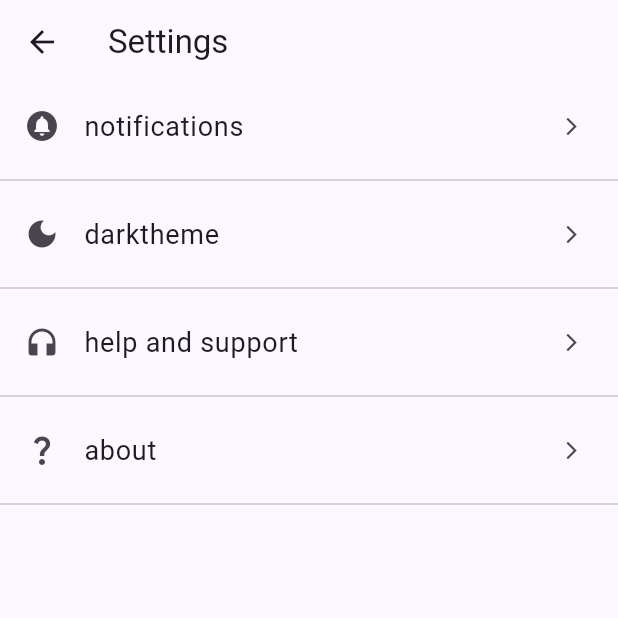
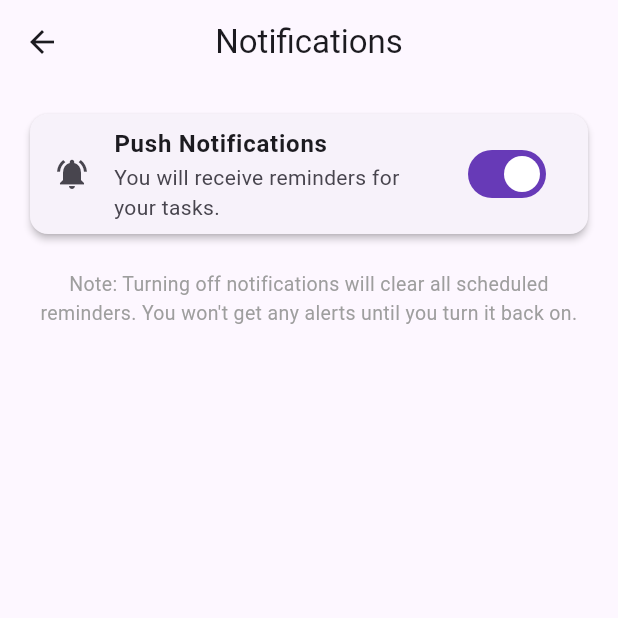
Before and after one commit to abdollahbg/to-do-list, a Flutter app: the SettingsScreen screen opened by its route, after a tap on "notifications", on a phone screen of 412 x 824 dp, the top half of it. Run offline on Flutter 3.47's test engine with Material 3 defaults, Android fonts, the phone set to English and light mode, and no system bars; our stand-ins replace awesome_dialog, fl_chart, flutter_local_notifications, google_fonts, percent_indicator, permission_handler and 2 more; missing offline and left inert: slideable; accounts and stored records are empty.

Commit message:
add tasks notifcation services
add on\off notification services and UI

change icon of application
change label of application

```diff
--- a/lib/Screens/Settings_screen.dart
+++ b/lib/Screens/Settings_screen.dart
@@ -10,7 +10,9 @@ class SettingsScreen extends StatelessWidget {
       SettingsListTile(
         icon: Icons.circle_notifications,
         title: 'notifications',
-        onTap: () {},
+        onTap: () {
+          Navigator.of(context).pushNamed('notification');
+        },
       ),
       SettingsListTile(
         icon: Icons.dark_mode,
--- /dev/null
+++ b/lib/Screens/notification_screen.dart
@@ -0,0 +1,59 @@
+import 'package:flutter/material.dart';
+import 'package:provider/provider.dart';
+import 'package:to_do_list/Providers/notification_provider.dart';
+
+class NotificationScreen extends StatelessWidget {
+  const NotificationScreen({super.key});
+
+  @override
+  Widget build(BuildContext context) {
+    return Scaffold(
+      appBar: AppBar(title: const Text('Notifications'), centerTitle: true),
+      body: Padding(
+        padding: const EdgeInsets.all(16.0),
+        child: Column(
+          children: [
+            Card(
+              elevation: 2,
+              shape: RoundedRectangleBorder(
+                borderRadius: BorderRadius.circular(12),
+              ),
+              child: Consumer<NotificationProvider>(
+                builder: (context, provider, child) {
+                  return ListTile(
+                    leading: Icon(
+                      provider.enabled
+                          ? Icons.notifications_active
+                          : Icons.notifications_off,
+                    ),
+                    title: const Text(
+                      'Push Notifications',
+                      style: TextStyle(fontWeight: FontWeight.bold),
+                    ),
+                    subtitle: Text(
+                      provider.enabled
+                          ? 'You will receive reminders for your tasks.'
+                          : 'Notifications are currently disabled.',
+                    ),
+                    trailing: Switch(
+                      value: provider.enabled,
+                      onChanged: (bool value) {
+                        provider.setEnabled(value);
+                      },
+                    ),
+                  );
+                },
+              ),
+            ),
+            const SizedBox(height: 20),
+            const Text(
+              'Note: Turning off notifications will clear all scheduled reminders. You won\'t get any alerts until you turn it back on.',
+              textAlign: TextAlign.center,
+              style: TextStyle(color: Colors.grey, fontSize: 13),
+            ),
+          ],
+        ),
+      ),
+    );
+  }
+}
--- a/lib/main.dart
+++ b/lib/main.dart
@@ -3,10 +3,12 @@ import 'package:provider/provider.dart';
 import 'package:shared_preferences/shared_preferences.dart';
 import 'package:to_do_list/Providers/TasksProvider.dart';
 import 'package:to_do_list/Providers/ThemeModeProvider.dart';
+import 'package:to_do_list/Providers/notification_provider.dart';
 import 'package:to_do_list/Screens/Darktheme_screen.dart';
 import 'package:to_do_list/Screens/archived_Tasks_screen.dart';
 import 'package:to_do_list/Screens/homePage.dart';
 import 'package:to_do_list/Screens/Settings_screen.dart';
+import 'package:to_do_list/Screens/notification_screen.dart';
 import 'package:to_do_list/Screens/statistics_screen.dart';
 import 'package:to_do_list/services/notification_service.dart';
 
@@ -22,6 +24,7 @@ void main() async {
       providers: [
         ChangeNotifierProvider(create: (_) => TasksProvider()),
         ChangeNotifierProvider(create: (_) => ThemeModeProvider(isDark)),
+        ChangeNotifierProvider(create: (_) => NotificationProvider()),
       ],
       child: ToDoList(),
     ),
@@ -46,6 +49,7 @@ class _ToDoListState extends State<ToDoList> {
             'darktheme': (context) => DarkthemeScreen(),
             'archivedTasks': (context) => ArchivedTasksScreen(),
             'Statistics': (context) => StatisticsScreen(),
+            'notification': (context) => NotificationScreen(),
           },
           theme: ThemeData(
             colorScheme: ColorScheme.fromSeed(
--- a/lib/services/notification_service.dart
+++ b/lib/services/notification_service.dart
@@ -1,17 +1,15 @@
 import 'package:flutter_local_notifications/flutter_local_notifications.dart';
 import 'package:permission_handler/permission_handler.dart';
+import 'package:timezone/data/latest.dart' as tz;
+import 'package:timezone/timezone.dart' as tz;
 
 class NotificationService {
-  static Future<void> requestNotificationPermission() async {
-    if (await Permission.notification.isDenied) {
-      await Permission.notification.request();
-    }
-  }
-
   static final FlutterLocalNotificationsPlugin _notifications =
       FlutterLocalNotificationsPlugin();
 
   static Future<void> init() async {
+    tz.initializeTimeZones();
+
     const AndroidInitializationSettings androidInit =
         AndroidInitializationSettings('@mipmap/ic_launcher');
 
@@ -23,24 +21,44 @@ class NotificationService {
     await requestNotificationPermission();
   }
 
-  static Future<void> showTestNotification() async {
-    const AndroidNotificationDetails androidDetails =
-        AndroidNotificationDetails(
+  static Future<void> requestNotificationPermission() async {
+    if (await Permission.notification.isDenied) {
+      await Permission.notification.request();
+    }
+  }
+
+  static Future<void> scheduleNotification({
+    required int id,
+    required String title,
+    required String body,
+    required DateTime scheduledDate,
+  }) async {
+    // منع جدولة إشعار في الماضي
+    if (scheduledDate.isBefore(DateTime.now())) return;
+
+    await _notifications.zonedSchedule(
+      id,
+      title,
+      body,
+      tz.TZDateTime.from(scheduledDate, tz.local),
+      const NotificationDetails(
+        android: AndroidNotificationDetails(
           'tasks_channel',
           'Tasks Notifications',
           importance: Importance.max,
           priority: Priority.high,
-        );
+        ),
+      ),
+      androidScheduleMode: AndroidScheduleMode.exactAllowWhileIdle,
+    );
+    print('Scheduling notification for $title at $scheduledDate');
+  }
 
-    const NotificationDetails details = NotificationDetails(
-      android: androidDetails,
-    );
+  static Future<void> cancelNotification(int id) async {
+    await _notifications.cancel(id);
+  }
 
-    await _notifications.show(
-      0,
-      'Test Notification',
-      'Notifications are working 🎉',
-      details,
-    );
+  static Future<void> cancelAllNotifications() async {
+    await _notifications.cancelAll();
   }
 }
--- /dev/null
+++ b/lib/services/notification_settings_service.dart
@@ -0,0 +1,18 @@
+// notification_settings_service.dart
+import 'package:shared_preferences/shared_preferences.dart';
+
+class NotificationSettingsService {
+  static const String _notificationsEnabledKey = 'notifications_enabled';
+
+  /// إرجاع حالة الإشعارات (مفعّلة أو لا)
+  static Future<bool> isEnabled() async {
+    final prefs = await SharedPreferences.getInstance();
+    return prefs.getBool(_notificationsEnabledKey) ?? true;
+  }
+
+  /// تعيين حالة الإشعارات
+  static Future<void> setEnabled(bool value) async {
+    final prefs = await SharedPreferences.getInstance();
+    await prefs.setBool(_notificationsEnabledKey, value);
+  }
+}
```
Also changed, not shown: flutter_launcher_icons.yaml (added, +34 -0 lines), lib/Providers/TasksProvider.dart (+86 -29 lines), lib/Providers/notification_provider.dart (added, +33 -0 lines), lib/Screens/Darktheme_screen.dart (+4 -4 lines), lib/Screens/homePage.dart (+0 -9 lines), pubspec.yaml (+11 -66 lines), assets/icon/icon.png (added), pubspec.lock, 29 other files.
